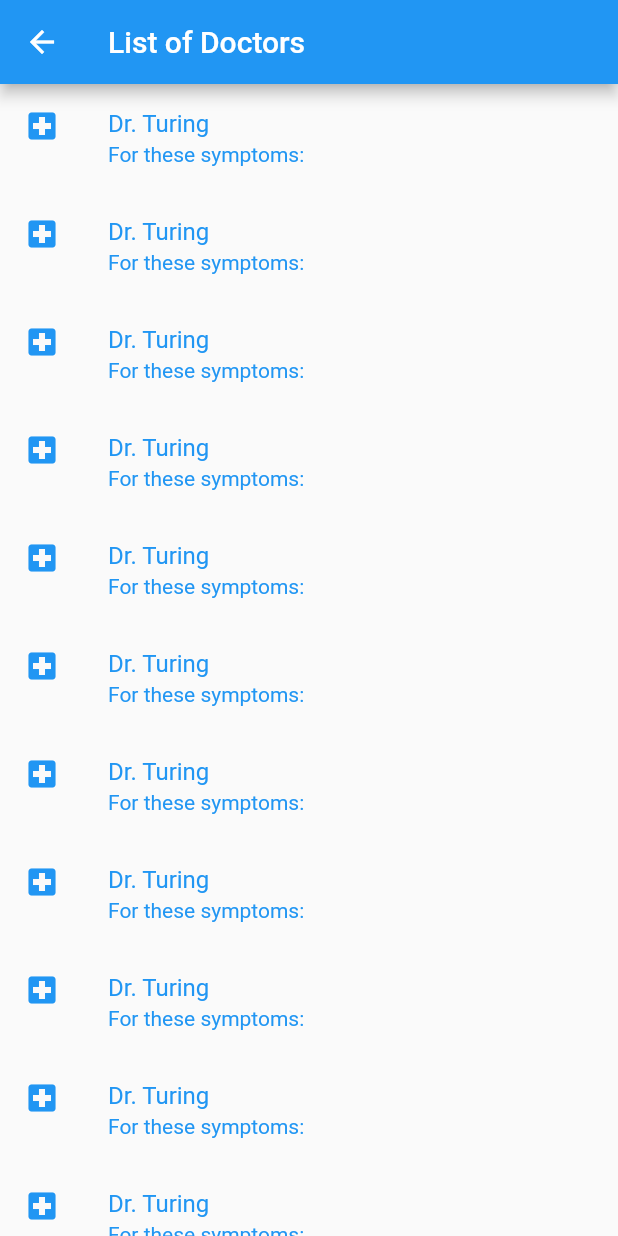
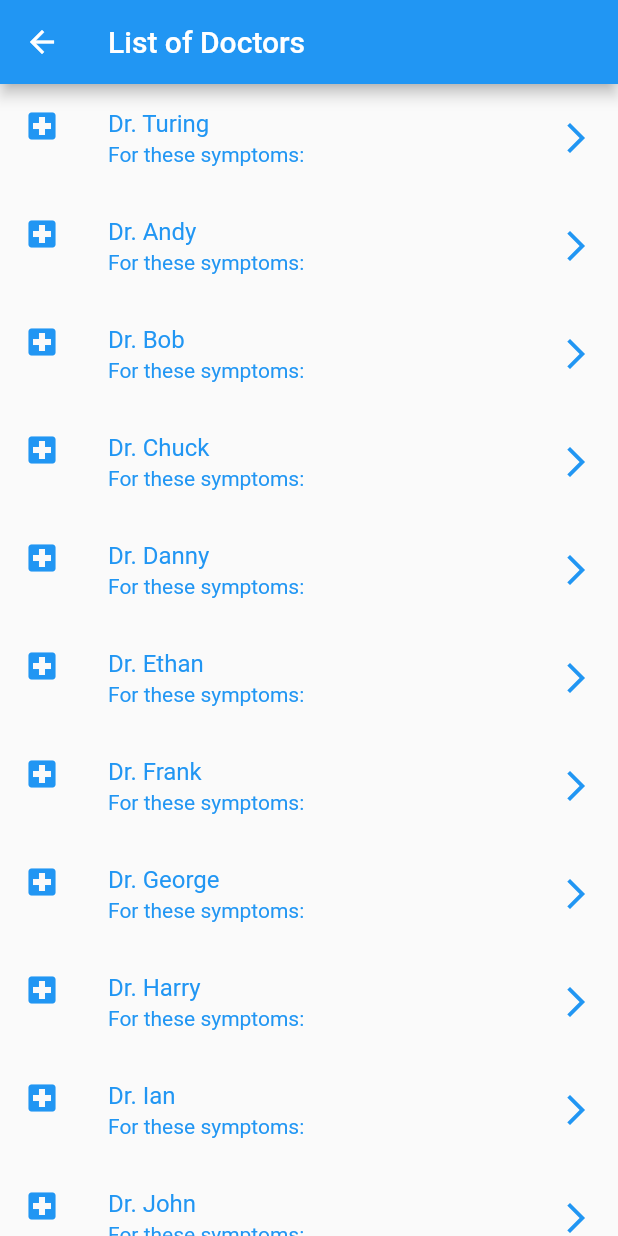
Before and after one commit to ayusharora99/Flutter_App, a Flutter app: the screen it shows after launch, after a tap on "Find Doctors", on a phone screen of 412 x 824 dp. Run offline on Flutter 3.47's test engine with Material 2 defaults, Android fonts, the phone set to English and light mode, and no system bars; missing offline and left inert: alan_voice.

Commit message:
List of Doctors + Doctor Screens
Generated a list of doctors and created a page for each doctor with doctor name and user inputted symptons

```diff
--- a/Medical_Chatbot/lib/main.dart
+++ b/Medical_Chatbot/lib/main.dart
@@ -1,3 +1,5 @@
+// import 'dart:js';
+
 import 'package:flutter/material.dart';
 import 'package:alan_voice/alan_voice.dart';
 
@@ -35,6 +37,7 @@ class _MyHomePageState extends State<MyHomePage> {
 
     void _sendDataToSecondScreen(BuildContext context) {
     String textToSend = controller.text;
+    print("initial text is " + textToSend);
     Navigator.push(
         context,
         MaterialPageRoute(
@@ -76,103 +79,63 @@ class _MyHomePageState extends State<MyHomePage> {
 
 class SecondScreen extends StatelessWidget {
   final String text;
-
-  // receive data from the FirstScreen as a parameter
+  List <String> doctorNames = ["Dr. Turing","Dr. Andy", "Dr. Bob", "Dr. Chuck", "Dr. Danny", "Dr. Ethan", "Dr. Frank", "Dr. George", "Dr. Harry", "Dr. Ian", "Dr. John", "Dr. Karl", "Dr. Leo", "Dr. Marty", "Dr. Nicole", "Dr. Oscar", "Dr. Patrick", "Dr. Quinn", "Dr. Rick", "Dr. Steven", "Dr. Todd", "Dr. Uriel", "Dr. Vanessa", "Dr. William", "Dr. Xavier", "Dr. Yasmine", "Dr. Zeus"];
   SecondScreen({Key key, @required this.text}) : super(key: key);
 
   @override
   Widget build(BuildContext context) {
     return Scaffold(
       appBar: AppBar(title: Text('List of Doctors')),
-      body: getListView(text)
+      body: getListView(text, context, doctorNames)
     );
   }
 
-  Widget getListView(String text){
-    var listView = ListView(
-      children: <Widget>[
-        ListTile(
+  Widget getListView(String text, BuildContext context, List doctorNames){
+    var listView = ListView.builder(
+      itemCount: doctorNames.length,
+      itemBuilder: (context,index){
+        return ListTile(
           leading: Icon(Icons.local_hospital),
-          title: Text("Dr. Turing ") ,
-          subtitle: Text("For these symptoms: " + text),
-          selected: true
-          // onTap:
-        ),
-        ListTile(
-          leading: Icon(Icons.local_hospital),
-          title: Text("Dr. Turing ") ,
-          subtitle: Text("For these symptoms: " + text),
-          selected: true
-        ),
-        ListTile(
-          leading: Icon(Icons.local_hospital),
-          title: Text("Dr. Turing ") ,
-          subtitle: Text("For these symptoms: " + text),
-          selected: true
-        ),
-        ListTile(
-          leading: Icon(Icons.local_hospital),
-          title: Text("Dr. Turing ") ,
-          subtitle: Text("For these symptoms: " + text),
-          selected: true
-        ),
-        ListTile(
-          leading: Icon(Icons.local_hospital),
-          title: Text("Dr. Turing ") ,
-          subtitle: Text("For these symptoms: " + text),
-          selected: true
-        ),
-        ListTile(
-          leading: Icon(Icons.local_hospital),
-          title: Text("Dr. Turing ") ,
-          subtitle: Text("For these symptoms: " + text),
-          selected: true
-        ),
-        ListTile(
-          leading: Icon(Icons.local_hospital),
-          title: Text("Dr. Turing ") ,
-          subtitle: Text("For these symptoms: " + text),
-          selected: true
-        ),
-        ListTile(
-          leading: Icon(Icons.local_hospital),
-          title: Text("Dr. Turing ") ,
-          subtitle: Text("For these symptoms: " + text),
-          selected: true
-        ),
-        ListTile(
-          leading: Icon(Icons.local_hospital),
-          title: Text("Dr. Turing ") ,
-          subtitle: Text("For these symptoms: " + text),
-          selected: true
-        ),
-        ListTile(
-          leading: Icon(Icons.local_hospital),
-          title: Text("Dr. Turing ") ,
-          subtitle: Text("For these symptoms: " + text),
-          selected: true
-        ),
-        ListTile(
-          leading: Icon(Icons.local_hospital),
-          title: Text("Dr. Turing ") ,
-          subtitle: Text("For these symptoms: " + text),
-          selected: true
-        ),
-        ListTile(
-          leading: Icon(Icons.local_hospital),
-          title: Text("Dr. Turing ") ,
-          subtitle: Text("For these symptoms: " + text),
-          selected: true
-        ),
-        ListTile(
-          leading: Icon(Icons.local_hospital),
-          title: Text("Dr. Turing ") ,
-          subtitle: Text("For these symptoms: " + text),
-          selected: true
-        ),
+            trailing: Icon(Icons.arrow_forward_ios),
+            title: Text(doctorNames[index]) ,
+            subtitle: Text("For these symptoms: " + text),
+            selected: true,
+            onTap: () {
+              print(doctorNames[index]);
+              goToDoctorScreen(context,doctorNames[index],text);
+            }
+          );
+      },
+    );
 
-      ],
-    );
     return listView;
   }
+
+   void goToDoctorScreen(BuildContext context, String docName, String symptoms) {
+    String textToSend = symptoms;
+    String docToSend = docName;
+
+    Navigator.push(
+        context,
+        MaterialPageRoute(
+          builder: (context) => DoctorScreen(text: textToSend, docName: docToSend ),
+        ));
+  }
 }
+
+
+
+
+class DoctorScreen extends StatelessWidget{
+  final String text;
+  final String docName;
+  DoctorScreen({Key key, @required this.text, @required this.docName}) : super(key: key);
+
+  Widget build(BuildContext context) {
+    print("Doctor Screen: " + text);
+    return Scaffold(
+      appBar: AppBar(title: Text(docName))
+    );
+  }
+
+}
```
